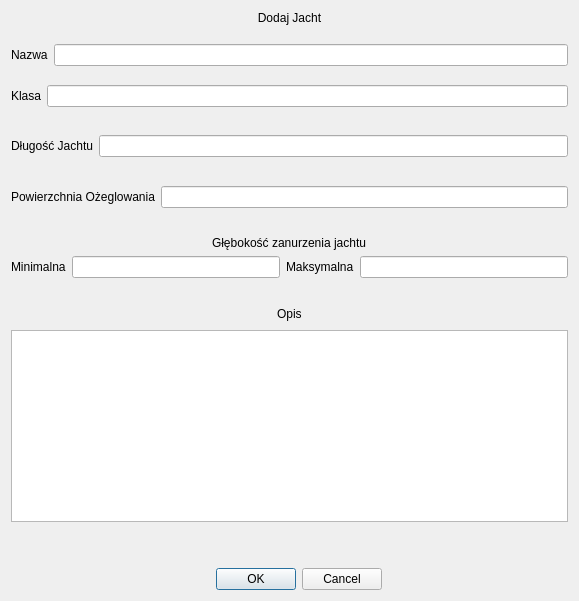
First picture: the form in yachtaddwindow.ui, repository Zbynkus9/BazyDanychJachtyApp, before the edit.
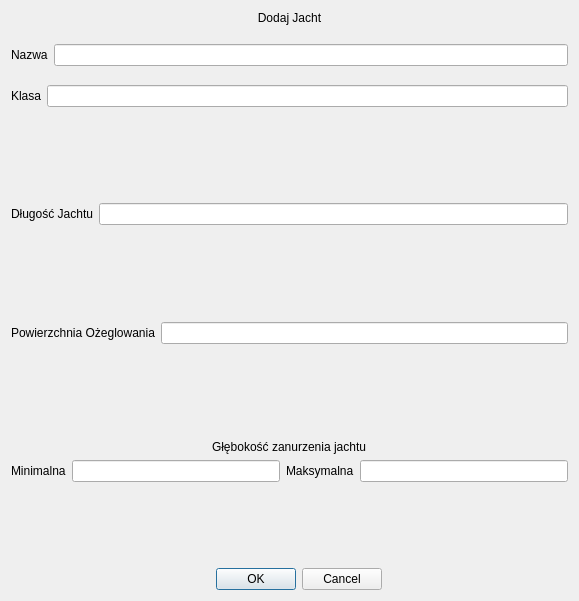
Second picture: the form after the edit.

What changed in the file:
```diff
--- a/yachtaddwindow.ui
+++ b/yachtaddwindow.ui
@@ -222,66 +222,6 @@
        </item>
       </layout>
      </item>
-     <item>
-      <spacer name="verticalSpacer_2">
-       <property name="orientation">
-        <enum>Qt::Orientation::Vertical</enum>
-       </property>
-       <property name="sizeType">
-        <enum>QSizePolicy::Policy::Minimum</enum>
-       </property>
-       <property name="sizeHint" stdset="0">
-        <size>
-         <width>20</width>
-         <height>20</height>
-        </size>
-       </property>
-      </spacer>
-     </item>
-     <item>
-      <layout class="QVBoxLayout" name="verticalLayout_2">
-       <item>
-        <layout class="QHBoxLayout" name="horizontalLayout_4">
-         <item>
-          <spacer name="horizontalSpacer_3">
-           <property name="orientation">
-            <enum>Qt::Orientation::Horizontal</enum>
-           </property>
-           <property name="sizeHint" stdset="0">
-            <size>
-             <width>40</width>
-             <height>20</height>
-            </size>
-           </property>
-          </spacer>
-         </item>
-         <item>
-          <widget class="QLabel" name="label_4">
-           <property name="text">
-            <string>Opis</string>
-           </property>
-          </widget>
-         </item>
-         <item>
-          <spacer name="horizontalSpacer_4">
-           <property name="orientation">
-            <enum>Qt::Orientation::Horizontal</enum>
-           </property>
-           <property name="sizeHint" stdset="0">
-            <size>
-             <width>40</width>
-             <height>20</height>
-            </size>
-           </property>
-          </spacer>
-         </item>
-        </layout>
-       </item>
-       <item>
-        <widget class="QTextEdit" name="YachtDescText"/>
-       </item>
-      </layout>
-     </item>
      <item>
       <spacer name="verticalSpacer_4">
        <property name="orientation">
@@ -293,7 +233,7 @@
        <property name="sizeHint" stdset="0">
         <size>
          <width>20</width>
-         <height>40</height>
+         <height>80</height>
         </size>
        </property>
       </spacer>
```
